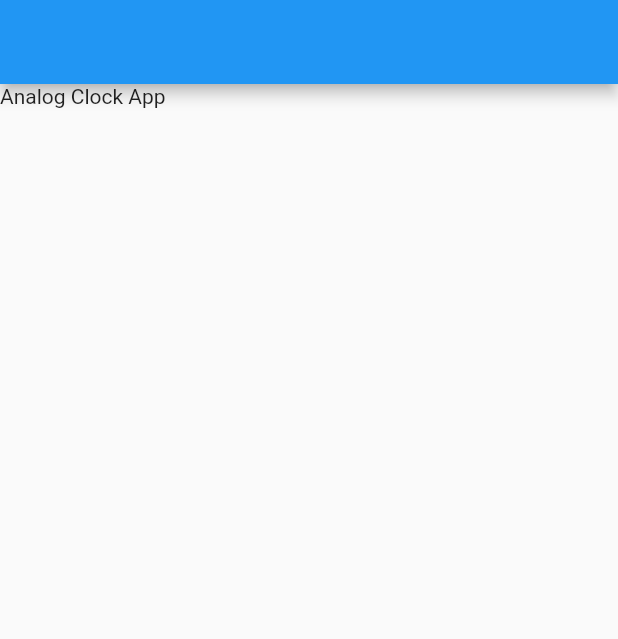
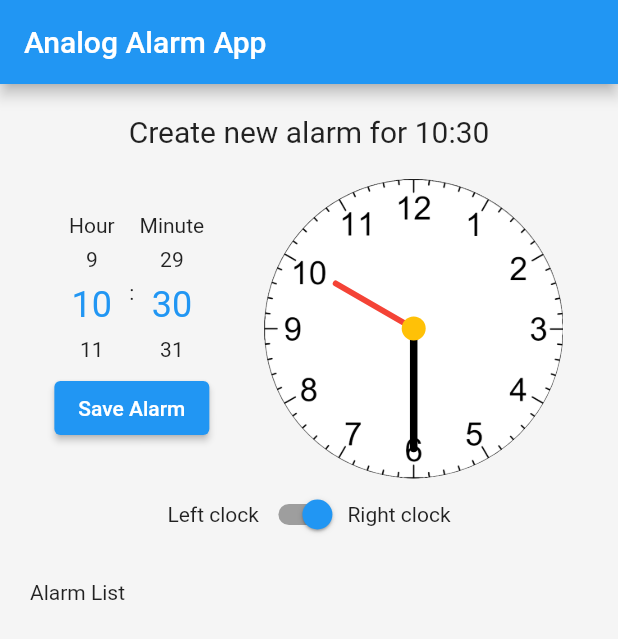
Before and after one commit to jameschristianw/analog_alarm_clock, a Flutter app: the screen it shows after launch, on a phone screen of 412 x 824 dp. Shown: the top 639 px of the screen. Run offline on Flutter 3.47's test engine with Material 2 defaults, Android fonts, the phone set to English and light mode, and no system bars; drawn by our look-alikes of numberpicker; our stand-ins replace shared_preferences; missing offline and left inert: android_alarm_manager.

Commit message:
Feat: Adding new core features
- Added analog clock face
- Added time picker
- Added alarm list

Work in progress:
- Create the alarm

```diff
--- /dev/null
+++ b/lib/components/alarm_list/alarm_item.dart
@@ -0,0 +1,35 @@
+import 'package:analog_alarm_clock/models/alarms_model_provider.dart';
+import 'package:flutter/material.dart';
+import 'package:intl/intl.dart';
+
+class AlarmItem extends StatelessWidget {
+  final AlarmsModel alarm;
+  final Function onSwitch;
+  const AlarmItem({Key? key, required this.alarm, required this.onSwitch})
+      : super(key: key);
+
+  @override
+  Widget build(BuildContext context) {
+    final formatter = NumberFormat("00", 'en_US');
+    return Card(
+      shape: RoundedRectangleBorder(borderRadius: BorderRadius.circular(8)),
+      elevation: 2,
+      child: Padding(
+        padding: const EdgeInsets.symmetric(horizontal: 8.0),
+        child: Row(
+          mainAxisAlignment: MainAxisAlignment.spaceBetween,
+          children: [
+            Text(
+              '${formatter.format(alarm.hour)}:${formatter.format(alarm.minute)}',
+              style: const TextStyle(fontSize: 18, fontWeight: FontWeight.bold),
+            ),
+            Switch(
+              value: alarm.isEnabled,
+              onChanged: (newValue) => onSwitch(alarm.id),
+            )
+          ],
+        ),
+      ),
+    );
+  }
+}
--- /dev/null
+++ b/lib/components/alarm_list/alarm_list.dart
@@ -0,0 +1,37 @@
+import 'package:analog_alarm_clock/components/alarm_list/alarm_item.dart';
+import 'package:analog_alarm_clock/models/clock_model_provider.dart';
+import 'package:flutter/material.dart';
+import 'package:provider/provider.dart';
+
+class AlarmList extends StatefulWidget {
+  const AlarmList({Key? key}) : super(key: key);
+
+  @override
+  _AlarmListState createState() => _AlarmListState();
+}
+
+class _AlarmListState extends State<AlarmList> {
+  @override
+  Widget build(BuildContext context) {
+    ClockModel clock = Provider.of<ClockModel>(context);
+
+    return Container(
+      padding: const EdgeInsets.all(16),
+      child: Column(
+        crossAxisAlignment: CrossAxisAlignment.start,
+        children: [
+          const Padding(
+            padding: EdgeInsets.all(4.0),
+            child: Text('Alarm List'),
+          ),
+          ...clock.alarms.map(
+            (alarm) => AlarmItem(
+              alarm: alarm,
+              onSwitch: (id) => clock.switchAlarm(id),
+            ),
+          )
+        ],
+      ),
+    );
+  }
+}
--- /dev/null
+++ b/lib/components/clock_header/alarm_title.dart
@@ -0,0 +1,22 @@
+import 'package:analog_alarm_clock/models/clock_model_provider.dart';
+import 'package:flutter/material.dart';
+import 'package:provider/provider.dart';
+
+class AlarmTitle extends StatelessWidget {
+  const AlarmTitle({
+    Key? key,
+  }) : super(key: key);
+
+  @override
+  Widget build(BuildContext context) {
+    return Consumer<ClockModel>(
+      builder: (context, clock, child) => Container(
+        margin: const EdgeInsets.symmetric(vertical: 20),
+        child: Text(
+          clock.alarmToString(),
+          style: const TextStyle(fontSize: 20),
+        ),
+      ),
+    );
+  }
+}
--- /dev/null
+++ b/lib/components/clock_header/clock_face/clock_face.dart
@@ -0,0 +1,35 @@
+import 'package:analog_alarm_clock/models/clock_model_provider.dart';
+import 'package:flutter/material.dart';
+import 'package:provider/provider.dart';
+
+import 'clock_painter.dart';
+
+class ClockFace extends StatelessWidget {
+  const ClockFace({Key? key}) : super(key: key);
+
+  final double clockSize = 200;
+
+  @override
+  Widget build(BuildContext context) {
+    return Container(
+      height: clockSize,
+      width: clockSize,
+      decoration: BoxDecoration(
+        image: const DecorationImage(
+          image: AssetImage('assets/images/clock_face.png'),
+          // scale: 1,
+        ),
+        borderRadius: BorderRadius.circular(125),
+        color: Colors.white,
+      ),
+      child: RotatedBox(
+        quarterTurns: 3,
+        child: Consumer<ClockModel>(
+          builder: (context, clock, child) => CustomPaint(
+            painter: ClockPainter(context, clock.hour, clock.minute),
+          ),
+        ),
+      ),
+    );
+  }
+}
--- /dev/null
+++ b/lib/components/clock_header/clock_face/clock_painter.dart
@@ -0,0 +1,57 @@
+import 'dart:math';
+
+import 'package:flutter/material.dart';
+
+class ClockPainter extends CustomPainter {
+  // final DateTime dateTime;
+  final BuildContext context;
+  final int hour, minute;
+  ClockPainter(this.context, this.hour, this.minute);
+
+  DateTime dateTime = DateTime.now();
+
+  @override
+  void paint(Canvas canvas, Size size) {
+    double centerX = size.width / 2;
+    double centerY = size.height / 2;
+    Offset center = Offset(centerX, centerY);
+
+    var hourX = centerX + 60 * cos((hour * 30) * pi / 180);
+    var hourY = centerY + 60 * sin((hour * 30) * pi / 180);
+
+    var hourBrush = Paint()
+      ..color = Colors.red
+      ..strokeCap = StrokeCap.round
+      ..strokeWidth = 4;
+
+    // Hour Line
+    canvas.drawLine(
+      center,
+      Offset(hourX, hourY),
+      hourBrush,
+    );
+
+    var minuteX = centerX + 80 * cos(minute * 6 * pi / 180);
+    var minuteY = centerY + 80 * sin(minute * 6 * pi / 180);
+
+    var minuteBrush = Paint()
+      ..color = Colors.black
+      ..strokeCap = StrokeCap.round
+      ..strokeWidth = 5;
+
+    // Minute Line
+    canvas.drawLine(
+      center,
+      Offset(minuteX, minuteY),
+      minuteBrush,
+    );
+
+    var centerCircle = Paint()..color = Colors.amber;
+    canvas.drawCircle(center, 8, centerCircle);
+  }
+
+  @override
+  bool shouldRepaint(covariant CustomPainter oldDelegate) {
+    return true;
+  }
+}
--- /dev/null
+++ b/lib/components/clock_header/clock_header.dart
@@ -0,0 +1,34 @@
+import 'package:analog_alarm_clock/models/clock_model_provider.dart';
+import 'package:analog_alarm_clock/models/main_provider.dart';
+import 'package:flutter/material.dart';
+import 'package:provider/provider.dart';
+
+import 'alarm_title.dart';
+import 'clock_face/clock_face.dart';
+import 'clock_picker.dart';
+
+class ClockHeader extends StatelessWidget {
+  const ClockHeader({
+    Key? key,
+  }) : super(key: key);
+
+  @override
+  Widget build(BuildContext context) {
+    return Consumer<MainProvider>(
+      builder: (context, clock, child) => Column(
+        children: [
+          const Center(child: AlarmTitle()),
+          Row(
+            textDirection:
+                clock.isClockLeft ? TextDirection.rtl : TextDirection.ltr,
+            mainAxisAlignment: MainAxisAlignment.spaceEvenly,
+            children: const [
+              ClockFace(),
+              ClockPicker(),
+            ],
+          ),
+        ],
+      ),
+    );
+  }
+}
--- /dev/null
+++ b/lib/components/clock_header/clock_location.dart
@@ -0,0 +1,32 @@
+import 'package:analog_alarm_clock/models/clock_model_provider.dart';
+import 'package:analog_alarm_clock/models/main_provider.dart';
+import 'package:flutter/material.dart';
+import 'package:provider/provider.dart';
+
+class ClockLocation extends StatelessWidget {
+  const ClockLocation({
+    Key? key,
+  }) : super(key: key);
+
+  @override
+  Widget build(BuildContext context) {
+    return Padding(
+      padding: const EdgeInsets.symmetric(horizontal: 16.0),
+      child: Row(
+        mainAxisAlignment: MainAxisAlignment.center,
+        children: [
+          const Text('Left clock'),
+          Consumer<MainProvider>(
+            builder: (context, clock, child) => Switch(
+              value: clock.isClockLeft,
+              onChanged: (newValue) => clock.moveClock(),
+              inactiveThumbColor: Colors.amber,
+              activeTrackColor: Colors.grey,
+            ),
+          ),
+          const Text('Right clock')
+        ],
+      ),
+    );
+  }
+}
--- /dev/null
+++ b/lib/components/clock_header/clock_picker.dart
@@ -0,0 +1,77 @@
+import 'dart:math';
+
+import 'package:analog_alarm_clock/models/alarms_model_provider.dart';
+import 'package:analog_alarm_clock/models/main_provider.dart';
+import 'package:android_alarm_manager/android_alarm_manager.dart';
+import 'package:flutter/material.dart';
+import 'package:numberpicker/numberpicker.dart';
+import 'package:provider/provider.dart';
+
+import '../../models/clock_model_provider.dart';
+
+class ClockPicker extends StatelessWidget {
+  const ClockPicker({Key? key}) : super(key: key);
+
+  @override
+  Widget build(BuildContext context) {
+    ClockModel clock = Provider.of<ClockModel>(context);
+
+    return Column(
+      children: [
+        Row(
+          mainAxisAlignment: MainAxisAlignment.center,
+          children: [
+            Column(
+              children: [
+                const Text('Hour'),
+                NumberPicker(
+                  value: clock.hour,
+                  itemWidth: 50,
+                  maxValue: 23,
+                  itemHeight: 30,
+                  minValue: 0,
+                  onChanged: (newHour) => clock.setHour(newHour),
+                  infiniteLoop: true,
+                ),
+              ],
+            ),
+            const Text(':'),
+            Column(
+              children: [
+                const Text('Minute'),
+                NumberPicker(
+                  value: clock.minute,
+                  itemWidth: 50,
+                  maxValue: 59,
+                  minValue: 0,
+                  itemHeight: 30,
+                  onChanged: (newMinute) => clock.setMinute(newMinute),
+                  infiniteLoop: true,
+                ),
+              ],
+            ),
+          ],
+        ),
+        Consumer<MainProvider>(
+          builder: (context, provider, child) => ElevatedButton(
+            onPressed: () {
+              // AndroidAlarmManager.oneShotAt(
+              //   DateTime(
+              //     DateTime.now().year,
+              //     DateTime.now().month,
+              //     DateTime.now().day + 1,
+              //   ),
+              //   1,
+              //   () {},
+              // );
+              print('current id = ${provider.currentId}');
+              clock.addAlarms(provider.currentId);
+              provider.setCurrentId(provider.currentId + 1);
+            },
+            child: const Text('Save Alarm'),
+          ),
+        )
+      ],
+    );
+  }
+}
--- /dev/null
+++ b/lib/home_page.dart
@@ -0,0 +1,65 @@
+import 'package:analog_alarm_clock/components/alarm_list/alarm_list.dart';
+import 'package:analog_alarm_clock/models/main_provider.dart';
+import 'package:flutter/material.dart';
+import 'package:provider/provider.dart';
+import 'package:shared_preferences/shared_preferences.dart';
+
+import 'components/clock_header/clock_header.dart';
+import 'components/clock_header/clock_location.dart';
+
+class Home extends StatefulWidget {
+  const Home({Key? key}) : super(key: key);
+
+  @override
+  State<Home> createState() => _HomeState();
+}
+
+class _HomeState extends State<Home> {
+  late SharedPreferences _prefs;
+
+  @override
+  void initState() {
+    super.initState();
+  }
+
+  @override
+  void didChangeDependencies() {
+    super.didChangeDependencies();
+
+    _initializeData(context);
+  }
+
+  void _initializeData(context) async {
+    _prefs = await SharedPreferences.getInstance();
+    int currentId = _prefs.getInt('CURRENT_ID') ?? 0;
+
+    MainProvider provider = Provider.of<MainProvider>(context, listen: false);
+    provider.setCurrentId(currentId);
+  }
+
+  @override
+  Widget build(BuildContext context) {
+    return Scaffold(
+      appBar: AppBar(
+        title: const Text('Analog Alarm App'),
+      ),
+      body: Container(
+        color: Colors.grey.shade100,
+        height: double.infinity,
+        child: SingleChildScrollView(
+          child: SizedBox(
+            width: double.infinity,
+            child: Column(
+              crossAxisAlignment: CrossAxisAlignment.start,
+              children: const [
+                ClockHeader(),
+                ClockLocation(),
+                AlarmList(),
+              ],
+            ),
+          ),
+        ),
+      ),
+    );
+  }
+}
--- a/lib/main.dart
+++ b/lib/main.dart
@@ -1,33 +1,42 @@
+import 'package:analog_alarm_clock/models/alarms_model_provider.dart';
 import 'package:flutter/material.dart';
+import 'package:provider/provider.dart';
 
-void main() {
+import 'home_page.dart';
+import 'models/clock_model_provider.dart';
+
+import 'package:android_alarm_manager/android_alarm_manager.dart';
+
+import 'models/main_provider.dart';
+
+void main() async {
   runApp(const MyApp());
+
+  await AndroidAlarmManager.initialize();
 }
 
-class MyApp extends StatefulWidget {
+class MyApp extends StatelessWidget {
   const MyApp({Key? key}) : super(key: key);
 
   @override
-  _MyAppState createState() => _MyAppState();
-}
-
-class _MyAppState extends State<MyApp> {
-  @override
   Widget build(BuildContext context) {
-    return const MaterialApp(
-      home: Home(),
+    return MaterialApp(
+      title: 'Analog Alarm App',
+      themeMode: ThemeMode.light,
+      home: MultiProvider(
+        providers: [
+          ChangeNotifierProvider(
+            create: (context) => ClockModel(
+              0,
+              DateTime.now().hour,
+              DateTime.now().minute,
+            ),
+          ),
+          ChangeNotifierProvider(create: (context) => MainProvider()),
+          ChangeNotifierProvider(create: (context) => AlarmsModel())
+        ],
+        child: const Home(),
+      ),
     );
   }
 }
-
-class Home extends StatelessWidget {
-  const Home({Key? key}) : super(key: key);
-
-  @override
-  Widget build(BuildContext context) {
-    return Scaffold(
-      appBar: AppBar(),
-      body: const Text('Analog Clock App'),
-    );
-  }
-}
--- /dev/null
+++ b/lib/models/alarms_model_provider.dart
@@ -0,0 +1,40 @@
+import 'package:flutter/material.dart';
+
+class AlarmsModel with ChangeNotifier {
+  late int _id, _hour, _minute;
+  late bool _isEnabled;
+
+  AlarmsModel({
+    id = 0,
+    hour = 0,
+    minute = 0,
+    isEnabled = 0,
+  }) {
+    _id = id;
+    _hour = hour;
+    _minute = minute;
+    _isEnabled = isEnabled;
+  }
+
+  get id => _id;
+  get hour => _hour;
+  get minute => _minute;
+  get isEnabled => _isEnabled;
+
+  void setId(id) {
+    _id = id;
+  }
+
+  void setHour(hour) {
+    _hour = hour;
+  }
+
+  void setMinute(minute) {
+    _minute = minute;
+  }
+
+  void switchAlarm() {
+    _isEnabled = !_isEnabled;
+    // notifyListeners();
+  }
+}
--- /dev/null
+++ b/lib/models/clock_model_provider.dart
@@ -0,0 +1,62 @@
+import 'package:analog_alarm_clock/models/alarms_model_provider.dart';
+import 'package:flutter/material.dart';
+import 'package:intl/intl.dart';
+import 'package:shared_preferences/shared_preferences.dart';
+
+class ClockModel with ChangeNotifier {
+  ClockModel(id, hour, minute) {
+    _hour = hour;
+    _minute = minute;
+  }
+
+  late int _nextId;
+  get nextId => _nextId;
+  void setNextId(id) {
+    _nextId = id;
+  }
+
+  // Alarm things
+  final List<AlarmsModel> _alarms = [];
+  List<AlarmsModel> get alarms => _alarms;
+  void addAlarms(id) async {
+    AlarmsModel newAlarm = AlarmsModel(
+      id: id,
+      hour: _hour,
+      minute: _minute,
+      isEnabled: true,
+    );
+    _alarms.add(newAlarm);
+
+    SharedPreferences prefs = await SharedPreferences.getInstance();
+    prefs.setInt('CURRENT_ID', id);
+
+    notifyListeners();
+  }
+
+  void switchAlarm(id) {
+    _alarms[_alarms.indexWhere((alarm) => alarm.id == id)].switchAlarm();
+    notifyListeners();
+  }
+
+  // Clock hour and minute
+  late int _hour;
+  late int _minute;
+
+  get hour => _hour;
+  get minute => _minute;
+
+  setHour(newHour) {
+    _hour = newHour;
+    notifyListeners();
+  }
+
+  setMinute(newMinute) {
+    _minute = newMinute;
+    notifyListeners();
+  }
+
+  alarmToString() {
+    final formatter = NumberFormat("00", 'en_US');
+    return 'Create new alarm for ${formatter.format(_hour)}:${formatter.format(_minute)}';
+  }
+}
--- /dev/null
+++ b/lib/models/main_provider.dart
@@ -0,0 +1,20 @@
+import 'package:flutter/material.dart';
+
+class MainProvider with ChangeNotifier {
+  // Clock location
+  bool _isClockLeft = true;
+
+  get isClockLeft => _isClockLeft;
+
+  void moveClock() {
+    _isClockLeft = !_isClockLeft;
+    notifyListeners();
+  }
+
+  // Alarms
+  late int _currentId;
+  get currentId => _currentId;
+  void setCurrentId(id) {
+    _currentId = id;
+  }
+}
```
Also changed, not shown: pubspec.yaml (+9 -3 lines), assets/images/clock_face.png (added), pubspec.lock, 148 other files.
